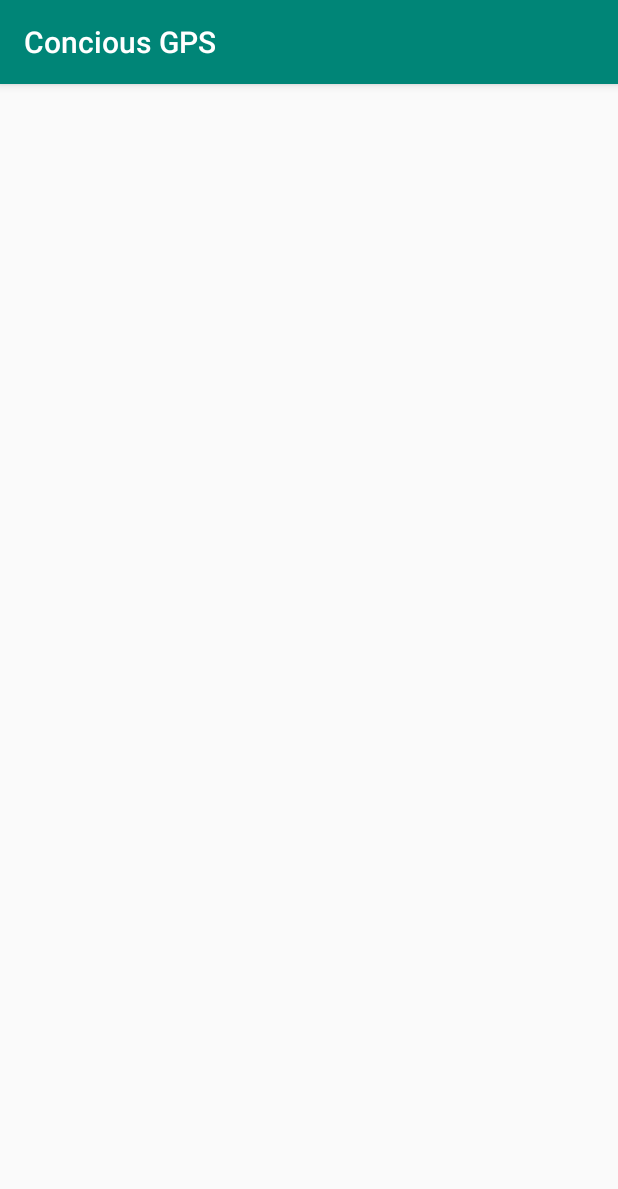
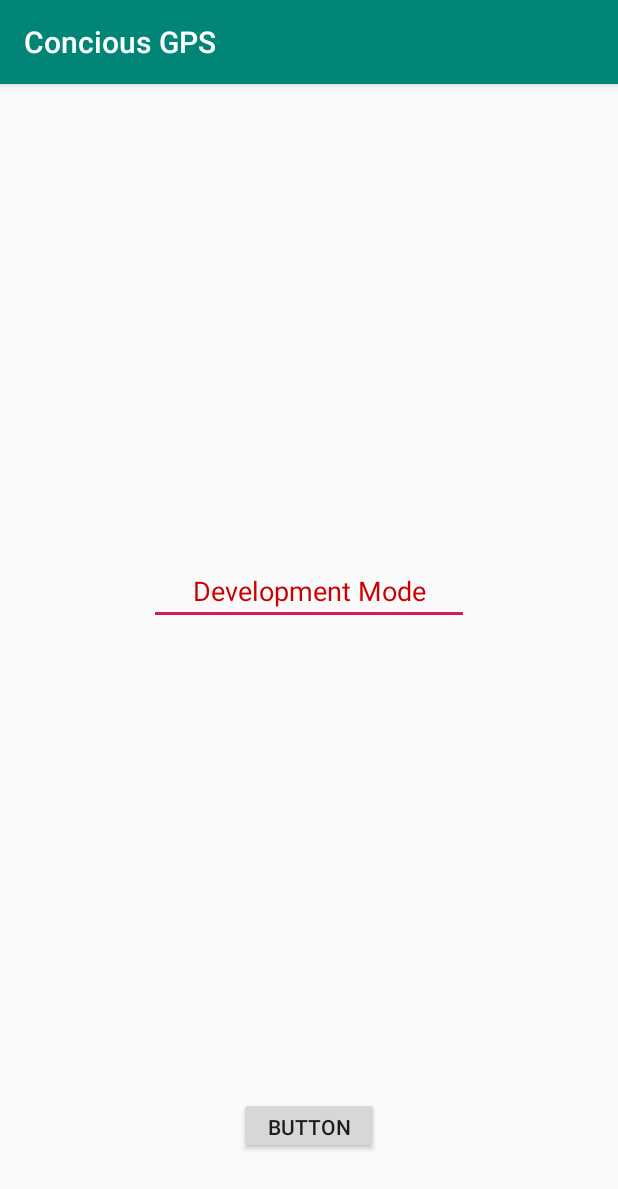
Before and after one commit to Jneverson/SeniorDesignResearch, an Android app: the DevelopmentTesting screen opened directly, with no data from a screen before it, on a phone screen of 412 x 824 dp. Shown: the top 1189 px of the screen. Run offline under Robolectric (Android 15) with nearby library versions, the phone set to English and light mode, and no system bars.

Commit message:
Bug Fixes
Signed-off-by: Jneverson <jdneverson97@gmail.com>

```diff
--- a/Product/app/src/main/java/com/nyit/seniordesignproject/conciousgps/DevelopmentTesting.java
+++ b/Product/app/src/main/java/com/nyit/seniordesignproject/conciousgps/DevelopmentTesting.java
@@ -1,15 +1,35 @@
 package com.nyit.seniordesignproject.conciousgps;
 
+import android.content.Intent;
 import android.os.Bundle;
 import android.support.v7.app.AppCompatActivity;
 
 public class DevelopmentTesting extends AppCompatActivity {
+    private int buttonCounter;
 
     @Override
     protected void onCreate(Bundle savedInstanceState) {
         super.onCreate(savedInstanceState);
         setContentView(R.layout.development_testing);
 
+        /*findViewById(R.id.button).setOnClickListener(new View.OnClickListener() {
+            @Override
+            public void onClick(View view) {
+                buttonCounter++;
+                if(buttonCounter >= 5)  {
+                    buttonCounter = 0;
+                    //setContentView(R.layout.development_testing);
+                    Intent nextScreen = new Intent(getApplicationContext(), MainActivity.class);
+                    startActivity(nextScreen);
+                }
+            }
+        });*/
+
+        findViewById(R.id.button2).setOnClickListener(b -> {
+            buttonCounter++;
+            if (buttonCounter >= 5)
+                startActivity(new Intent(getApplicationContext(), MainActivity.class));
+        });
 
     }
 }
--- a/Product/app/src/main/java/com/nyit/seniordesignproject/conciousgps/MainActivity.java
+++ b/Product/app/src/main/java/com/nyit/seniordesignproject/conciousgps/MainActivity.java
@@ -6,7 +6,7 @@ import android.support.v7.app.AppCompatActivity;
 import android.view.View;
 
 public class MainActivity extends AppCompatActivity {
-    int buttonCounter = 0;
+    private int buttonCounter = 0;
 
     // Used to load the 'native-lib' library on application startup.
 //    static {
@@ -35,8 +35,6 @@ public class MainActivity extends AppCompatActivity {
                 }
             }
         });
-        //This change is only to test an android studio commit
-        System.out.println("Test");
     }
 
     /**
--- a/Product/app/src/main/res/layout/development_testing.xml
+++ b/Product/app/src/main/res/layout/development_testing.xml
@@ -1,6 +1,42 @@
-<?xml version="1.0" encoding="utf-8"?>
-<android.support.constraint.ConstraintLayout
-    xmlns:android="http://schemas.android.com/apk/res/android" android:layout_width="match_parent"
-    android:layout_height="match_parent">
+<android.support.constraint.ConstraintLayout xmlns:android="http://schemas.android.com/apk/res/android"
+    xmlns:app="http://schemas.android.com/apk/res-auto"
+    xmlns:tools="http://schemas.android.com/tools"
+    android:layout_width="match_parent"
+    android:layout_height="match_parent"
+    tools:context=".DevelopmentTesting">
 
+    <Button
+        android:id="@+id/button2"
+        android:layout_width="93dp"
+        android:layout_height="38dp"
+        android:layout_marginStart="146dp"
+        android:layout_marginTop="8dp"
+        android:layout_marginEnd="8dp"
+        android:layout_marginBottom="29dp"
+        android:text="Button"
+        app:layout_constraintBottom_toBottomOf="parent"
+        app:layout_constraintEnd_toEndOf="parent"
+        app:layout_constraintHorizontal_bias="0.079"
+        app:layout_constraintStart_toStartOf="parent"
+        app:layout_constraintTop_toTopOf="parent"
+        app:layout_constraintVertical_bias="0.963" />
+
+    <EditText
+        android:id="@+id/editText"
+        android:layout_width="wrap_content"
+        android:layout_height="wrap_content"
+        android:layout_marginStart="8dp"
+        android:layout_marginTop="8dp"
+        android:layout_marginEnd="8dp"
+        android:layout_marginBottom="8dp"
+        android:ems="10"
+        android:inputType="textPersonName"
+        android:text="Development Mode"
+        android:textAlignment="center"
+        android:textAllCaps="true"
+        android:textColor="@android:color/holo_red_dark"
+        app:layout_constraintBottom_toTopOf="@+id/button2"
+        app:layout_constraintEnd_toEndOf="parent"
+        app:layout_constraintStart_toStartOf="parent"
+        app:layout_constraintTop_toTopOf="parent" />
 </android.support.constraint.ConstraintLayout>
--- a/Product/build.gradle
+++ b/Product/build.gradle
@@ -7,7 +7,7 @@ buildscript {
         jcenter()
     }
     dependencies {
-        classpath 'com.android.tools.build:gradle:3.2.1'
+        classpath 'com.android.tools.build:gradle:3.3.0'
 
 
         // NOTE: Do not place your application dependencies here; they belong
```
Also changed, not shown: Product/app/build.gradle (+14 -16 lines), Product/app/src/main/AndroidManifest.xml (+3 -5 lines), Product/app/src/main/res/layout/activity_main.xml (+31 -3 lines), Product/gradle/wrapper/gradle-wrapper.properties.
